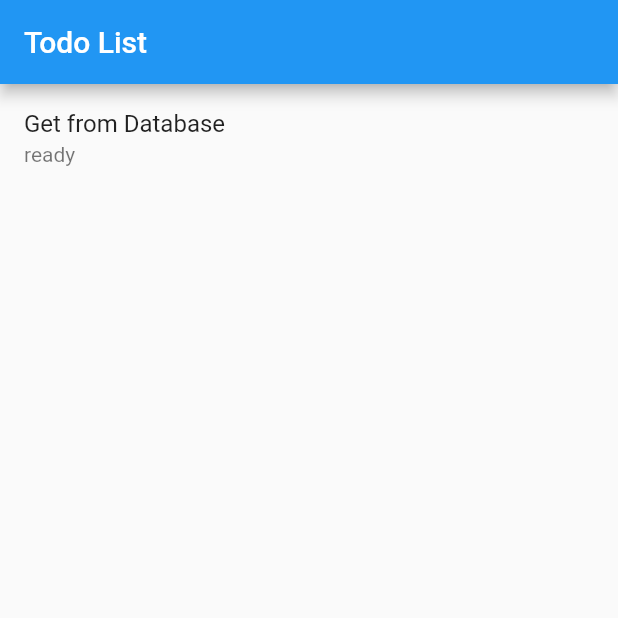
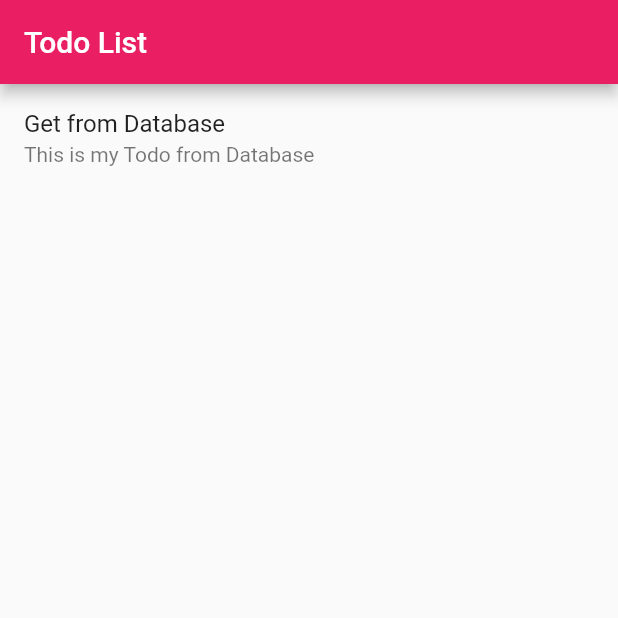
Before and after one commit to PatriciaHeimfarth/FlutterTodoWithDB, a Flutter app: the screen it shows after launch, on a phone screen of 412 x 824 dp, the top half of it. Run offline on Flutter 3.47's test engine with Material 2 defaults, Android fonts, the phone set to English and light mode, and no system bars; our stand-ins replace sqflite; accounts and stored records are empty.

Commit message:
reading and writing from db

```diff
--- a/lib/main.dart
+++ b/lib/main.dart
@@ -8,7 +8,7 @@ import 'package:flutter/material.dart';
 void main() => runApp(MyApp());
 
 
-Future<String> databaseCall() async {
+Future<void> databaseCall() async {
   WidgetsFlutterBinding.ensureInitialized();
 
   final Future<Database> database = openDatabase(
@@ -20,8 +20,11 @@ Future<String> databaseCall() async {
     },
     version: 1,
   );
+}
 
   Future<void> insertTodo(Todo todo) async {
+    final Future<Database> database = openDatabase(
+        join(await getDatabasesPath(), 'todo_database.db'));
     final Database db = await database;
     await db.insert(
       'todos',
@@ -30,8 +33,11 @@ Future<String> databaseCall() async {
     );
   }
 
+
   Future<List<Todo>> todos() async {
-
+    final Future<Database> database = openDatabase(
+        join(await getDatabasesPath(), 'todo_database.db')
+    );
     final Database db = await database;
     final List<Map<String, dynamic>> maps = await db.query('todos');
 
@@ -44,7 +50,9 @@ Future<String> databaseCall() async {
   }
 
   Future<void> updateTodo(Todo todo) async {
-
+    final Future<Database> database = openDatabase(
+        join(await getDatabasesPath(), 'todo_database.db')
+    );
     final db = await database;
 
     await db.update(
@@ -56,7 +64,9 @@ Future<String> databaseCall() async {
   }
 
   Future<void> deleteTodo(int id) async {
-
+    final Future<Database> database = openDatabase(
+        join(await getDatabasesPath(), 'todo_database.db')
+    );
     final db = await database;
     await db.delete(
       'todos',
@@ -65,35 +75,10 @@ Future<String> databaseCall() async {
     );
   }
 
-  var todo1 = Todo(
-    id: 0,
-    content: 'This is my Todo',
-  );
-
-  await insertTodo(todo1);
-
-
-  print(await todos());
-
-  todo1 = Todo(
-    id: todo1.id,
-    content: 'This is my new Todo'
-  );
-  await updateTodo(todo1);
-
-
-  print(await todos());
-
-  await deleteTodo(todo1.id);
-  print(await todos());
-
-  return "ready";
-}
 
 class Todo {
   final int id;
   final String content;
-
 
   Todo({this.id, this.content});
 
@@ -104,7 +89,6 @@ class Todo {
 
     };
   }
-
 
   @override
   String toString() {
@@ -119,7 +103,7 @@ class MyApp extends StatelessWidget {
     return new MaterialApp(
       title: 'Flutter demo',
       theme: new ThemeData(
-        primarySwatch: Colors.blue,
+        primarySwatch: Colors.pink,
       ),
       home: new ToDoHomePage(title: 'Todo List'),
     );
@@ -141,14 +125,21 @@ class _ToDoHomePageState extends State<ToDoHomePage> {
   @override
   initState() {
     super.initState();
-
-    databaseCall().then((String value) {
-      setState(() {
-        data = new List();
-        data.add(value);
+    var todo1 = Todo(
+      id: 0,
+      content: 'This is my Todo from Database',
+    );
+    databaseCall().then((var value) {
+      insertTodo(todo1).then((var value2) {
+        todos().then((List<Todo> list) {
+          setState(() {
+            data = new List();
+            data.add(list[0].content);
+          });
+        });
       });
     });
-  }
+    }
 
   @override
   Widget build(BuildContext context) {
@@ -166,7 +157,8 @@ class _ToDoHomePageState extends State<ToDoHomePage> {
         body: new Center(
           child: new ListView(
             children: data
-                .map((data) => new ListTile(
+                .map((data) =>
+            new ListTile(
               title: new Text("Get from Database"),
               subtitle: new Text(data),
             ))
```
